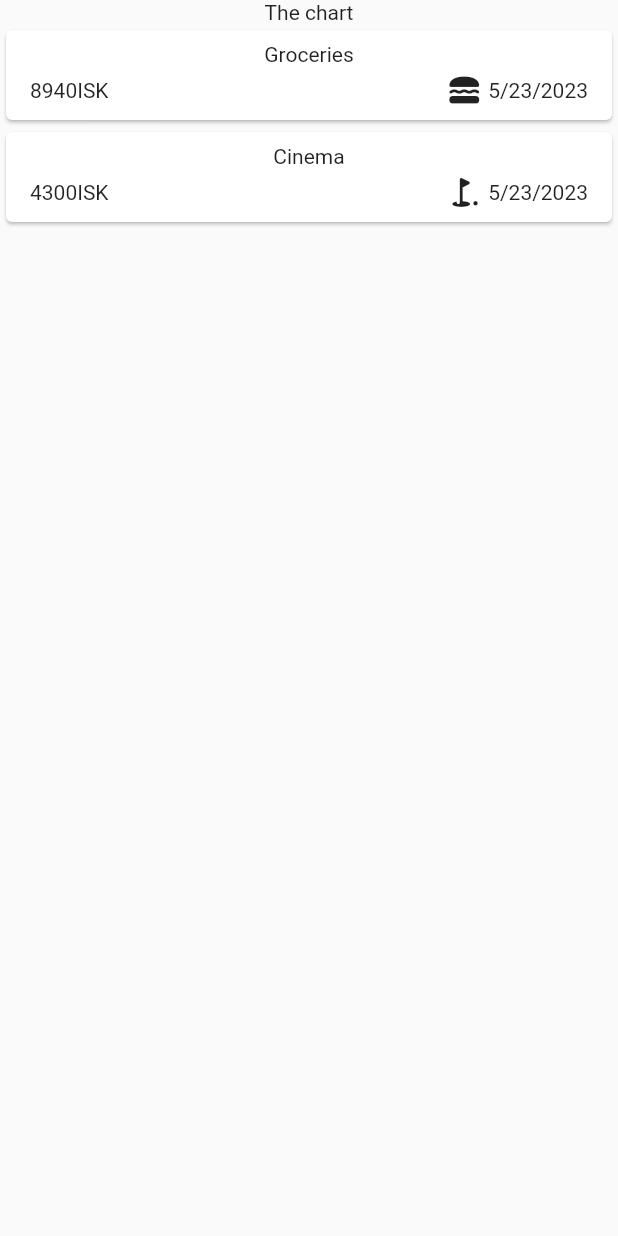
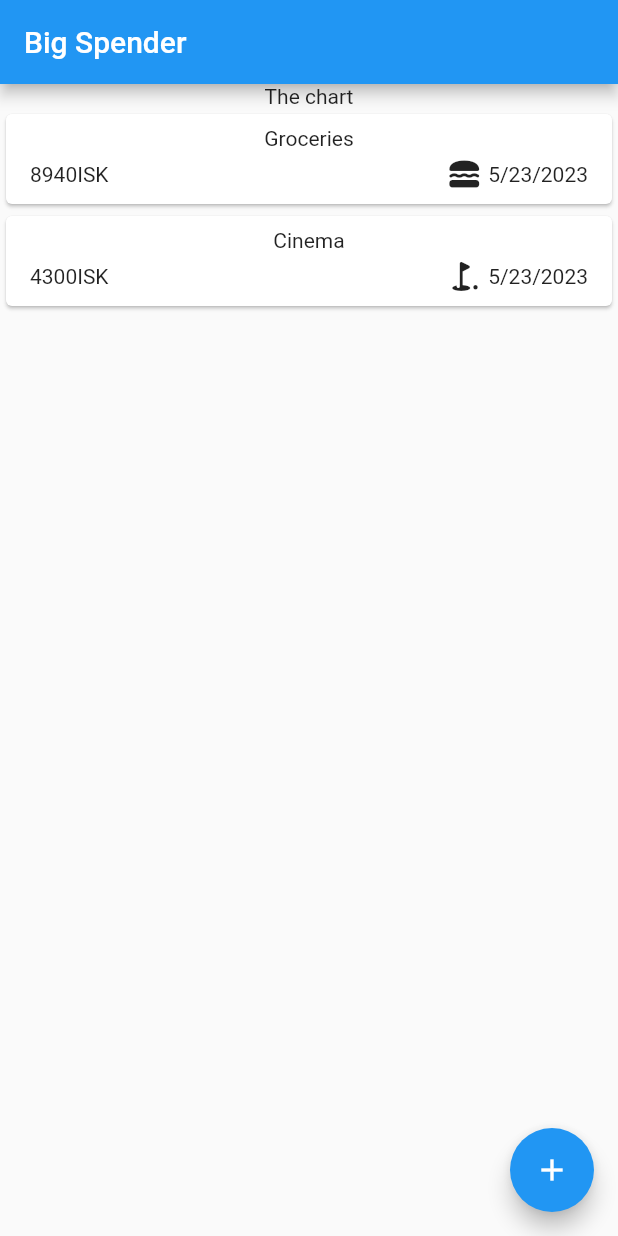
Before and after one commit to c-abbott/big_spender, a Flutter app: the screen it shows after launch, on a phone screen of 412 x 824 dp. Run offline on Flutter 3.47's test engine with Material 2 defaults, Android fonts, the phone set to English and light mode, and no system bars.

Commit message:
Added floatingActionButton :heavy_plus_sign:

```diff
--- a/lib/widgets/expenses.dart
+++ b/lib/widgets/expenses.dart
@@ -3,7 +3,7 @@ import 'package:big_spender/model/expense.dart';
 import 'package:big_spender/widgets/expenses_list/expenses_list.dart';
 
 class Expenses extends StatefulWidget {
-  const Expenses({super.key});
+  const Expenses({Key? key}) : super(key: key);
 
   @override
   State<Expenses> createState() {
@@ -25,15 +25,27 @@ class _ExpensesState extends State<Expenses> {
         category: Category.leisure)
   ];
 
+  void _addExpense() {
+    // TODO: Add your code to navigate to add expense screen or open a dialog here
+  }
+
   @override
   Widget build(BuildContext context) {
     return Scaffold(
+      appBar: AppBar(
+        title: const Text('Big Spender'),
+      ),
       body: Column(
         children: [
           const Text('The chart'),
           Expanded(child: ExpensesList(expenses: _registeredExpenses))
         ],
       ),
+      floatingActionButton: FloatingActionButton(
+        onPressed: _addExpense,
+        tooltip: 'Add Expense',
+        child: Icon(Icons.add),
+      ),
     );
   }
 }
```
